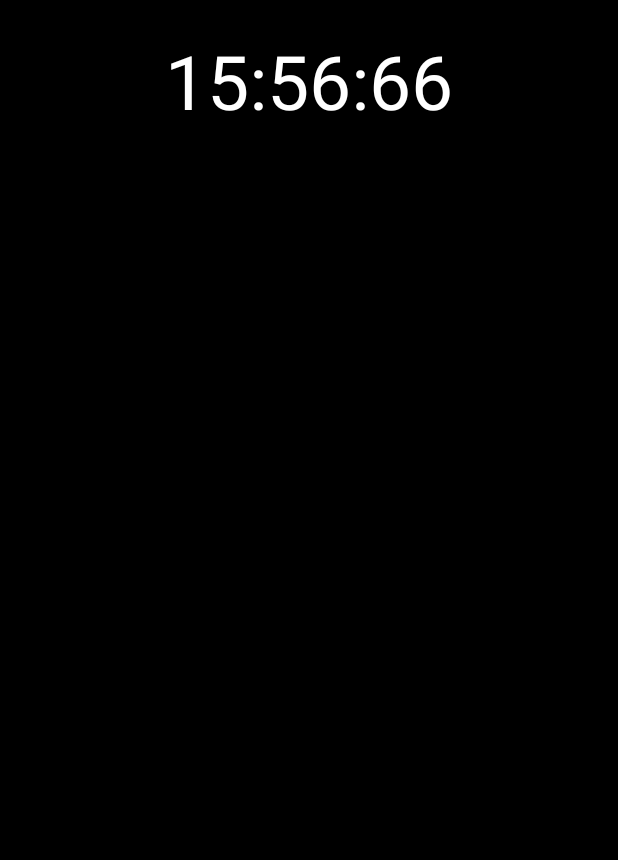
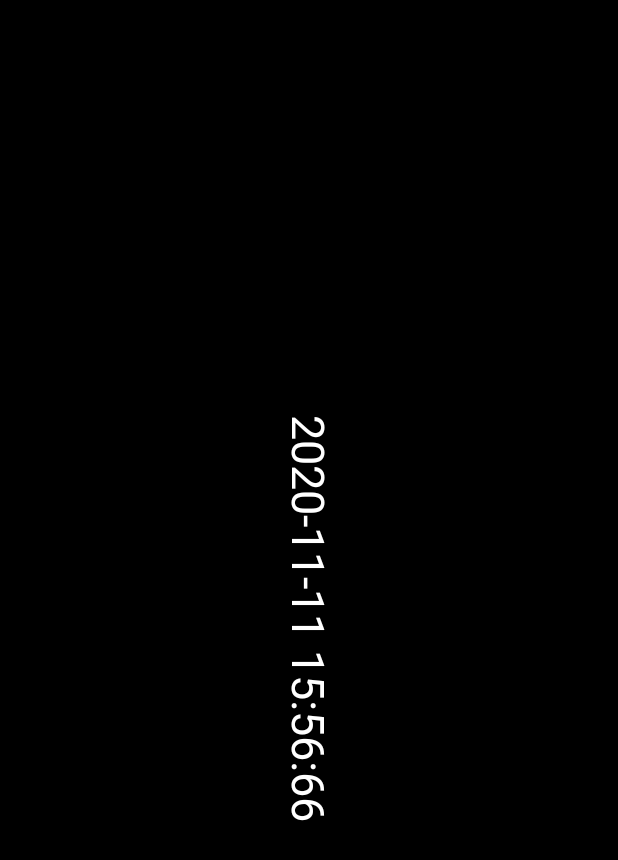
Before and after one commit to zjlloveo0/clock, an Android app: the layout test_layout.xml on its own in the app's theme, with its tools: preview values and no code run, on a phone screen of 412 x 824 dp. Shown: the top 860 px of the screen. Run offline under Robolectric (Android 15) with nearby library versions, the phone set to English and light mode, and no system bars; Roboto replaces fonts that are not available here.

Commit message:
取消横屏，优化录像保存逻辑

```diff
--- a/app/src/main/AndroidManifest.xml
+++ b/app/src/main/AndroidManifest.xml
@@ -29,8 +29,8 @@
         android:roundIcon="@mipmap/ic_launcher_round"
         android:supportsRtl="true"
         android:theme="@style/Theme.AppCompat.Light.NoActionBar">
-        <activity android:name="com.mrzhou5.tools.clock.activity.MaintenceInfoActivity"
-            android:screenOrientation="landscape">
+        <activity android:name="com.mrzhou5.tools.clock.activity.MaintenceInfoActivity">
+<!--            android:screenOrientation="landscape">-->
             <intent-filter>
                 <action android:name="android.intent.action.MAIN" />
 
--- a/app/src/main/java/com/mrzhou5/tools/clock/activity/BaseActivity.java
+++ b/app/src/main/java/com/mrzhou5/tools/clock/activity/BaseActivity.java
@@ -21,7 +21,7 @@ public class BaseActivity extends Activity {
     @Override
     protected void onCreate(@Nullable Bundle savedInstanceState) {
         super.onCreate(savedInstanceState);
-        setRequestedOrientation(ActivityInfo.SCREEN_ORIENTATION_LANDSCAPE);
+        setRequestedOrientation(ActivityInfo.SCREEN_ORIENTATION_PORTRAIT);
     }
 
     @Override
--- a/app/src/main/java/com/mrzhou5/tools/clock/application/CheckInApp.java
+++ b/app/src/main/java/com/mrzhou5/tools/clock/application/CheckInApp.java
@@ -49,9 +49,9 @@ public class CheckInApp extends Application {
     private int lastDay = 0;
     private int random = 0;
     private int amHH = 7;
-    private int amMM = 45;
-    private int pmHH = 18;
-    private int pmMM = 45;
+    private int amMM = 49;
+    private int pmHH = 19;
+    private int pmMM = 11;
     /**
      * 是否需要保持APP前台显示，若值设置为true则保持前台显示，否则不保持前台显示
      * 默认保持前台显示
--- a/app/src/main/java/com/mrzhou5/tools/clock/common/CrashHandler.java
+++ b/app/src/main/java/com/mrzhou5/tools/clock/common/CrashHandler.java
@@ -38,7 +38,7 @@ public class CrashHandler implements Thread.UncaughtExceptionHandler {
     @Override
     public void uncaughtException(Thread thread, Throwable ex) {  //当有未处理的异常发生时执行此函数
 
-        restartActivity(RESTART_ACTIVITY , ex);
+//        restartActivity(RESTART_ACTIVITY , ex);
 
         Log.d(CrashHandler.class.getSimpleName(), StringUtil.getExceptionMessage(new Exception(ex)));
 
--- a/app/src/main/res/layout/test_layout.xml
+++ b/app/src/main/res/layout/test_layout.xml
@@ -1,22 +1,18 @@
 <?xml version="1.0" encoding="utf-8"?>
-<RelativeLayout xmlns:android="http://schemas.android.com/apk/res/android"
-    xmlns:tools="http://schemas.android.com/tools"
+<LinearLayout xmlns:android="http://schemas.android.com/apk/res/android"
     android:layout_width="match_parent"
     android:layout_height="match_parent"
-    android:paddingBottom="17dp"
-    android:background="#000"
-    android:paddingStart="10dp"
-    android:paddingTop="10dp"
-    tools:ignore="RtlSymmetry">
+    android:background="#000">
 
-    <TextView
-        android:id="@+id/timeStr2"
-        android:layout_width="wrap_content"
-        android:layout_height="wrap_content"
-        android:layout_centerHorizontal="true"
-        android:layout_margin="10dp"
-        android:text="15:56:66"
-        android:textSize="50sp"
-        android:textColor="#fff" />
-
-</RelativeLayout>
+        <TextView
+            android:id="@+id/timeStr2"
+            android:layout_width="match_parent"
+            android:layout_height="wrap_content"
+            android:layout_gravity="center"
+            android:gravity="center"
+            android:rotation="90"
+            android:singleLine="true"
+            android:text="2020-11-11 15:56:66"
+            android:textSize="30sp"
+            android:textColor="#fff" />
+</LinearLayout>
```
Also changed, not shown: app/src/main/java/com/mrzhou5/tools/clock/videoRecorder/VideoRecService.java (+39 -1 lines), app/src/main/res/layout/activity_maintence_info_max.xml (+27 -14 lines).
